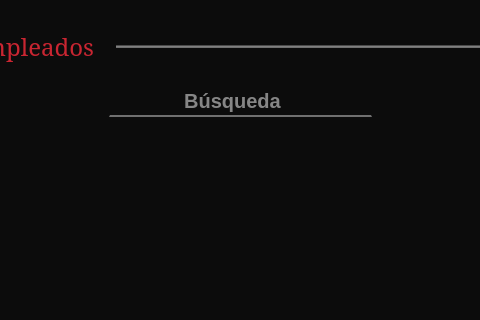
The window that Restaurante/Administrador/widget_perfiles_usuarios.ui (camvaz/restaurante-ihc) describes before a commit, drawn with Qt 5; both pictures show x 165 to 645 and y 0 to 320 of the 831 by 601 pixel window.
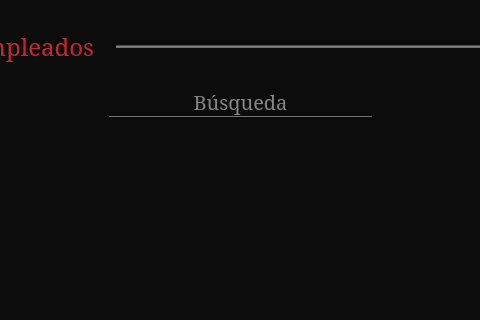
The same window after the commit.

Commit message: cambios a interfaz de crear usuario y editar

Patch:
```diff
--- a/Restaurante/Administrador/widget_perfiles_usuarios.ui
+++ b/Restaurante/Administrador/widget_perfiles_usuarios.ui
@@ -132,14 +132,14 @@
         </property>
         <property name="font">
          <font>
-          <family>MS Sans Serif</family>
+          <family>Noto Serif</family>
           <pointsize>-1</pointsize>
-          <weight>75</weight>
-          <bold>true</bold>
+          <weight>50</weight>
+          <bold>false</bold>
          </font>
         </property>
         <property name="styleSheet">
-         <string notr="true">border-bottom: 2px solid #707070;
+         <string notr="true">border-bottom: 1px solid #707070;
 border-top:none;
 color: white;
 font-size: 20px;
@@ -149,8 +149,11 @@
         <property name="text">
          <string/>
         </property>
+        <property name="alignment">
+         <set>Qt::AlignCenter</set>
+        </property>
         <property name="placeholderText">
-         <string>             Búsqueda</string>
+         <string>Búsqueda</string>
         </property>
        </widget>
       </item>
```
Left out of the diff: 6 changed lines with no effect on the pictures. The commit also changes 9 other files.
